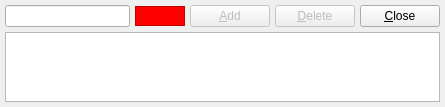
Old version of the form src/ui/highlightsframe.ui in the repository solaristhesun/superterm.
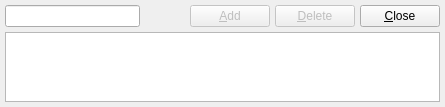
New version of the form.

Commit message: implemented colors for highlightings (needs some serious refactoring :/)

```diff
--- a/src/ui/highlightsframe.ui
+++ b/src/ui/highlightsframe.ui
@@ -53,33 +53,15 @@
       <widget class="QLineEdit" name="filterEdit"/>
      </item>
      <item>
-      <widget class="QFrame" name="boxColor">
-       <property name="minimumSize">
-        <size>
-         <width>50</width>
-         <height>0</height>
-        </size>
+      <widget class="QPushButton" name="btnColor">
+       <property name="focusPolicy">
+        <enum>Qt::NoFocus</enum>
        </property>
-       <property name="maximumSize">
-        <size>
-         <width>16777215</width>
-         <height>20</height>
-        </size>
+       <property name="text">
+        <string/>
        </property>
-       <property name="baseSize">
-        <size>
-         <width>100</width>
-         <height>0</height>
-        </size>
-       </property>
-       <property name="styleSheet">
-        <string notr="true">background-color:red</string>
-       </property>
-       <property name="frameShape">
-        <enum>QFrame::StyledPanel</enum>
-       </property>
-       <property name="frameShadow">
-        <enum>QFrame::Raised</enum>
+       <property name="flat">
+        <bool>true</bool>
        </property>
       </widget>
      </item>
```
Left out of the diff: 17 changed lines with no effect on the pictures. The commit also changes 7 other files.
